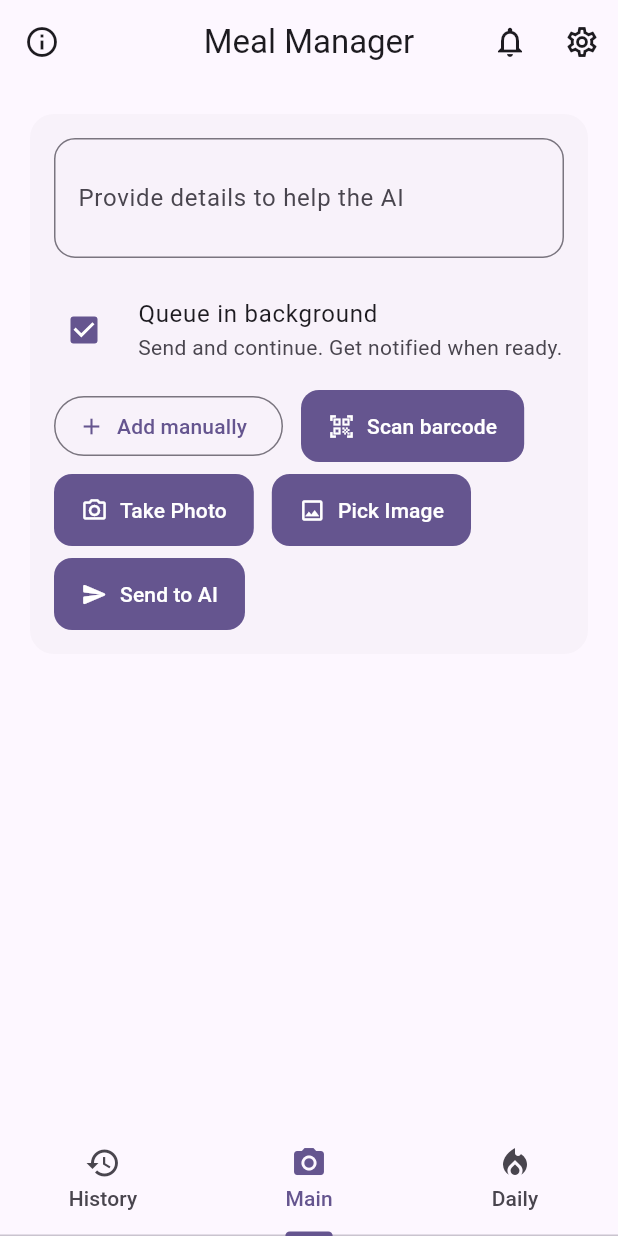
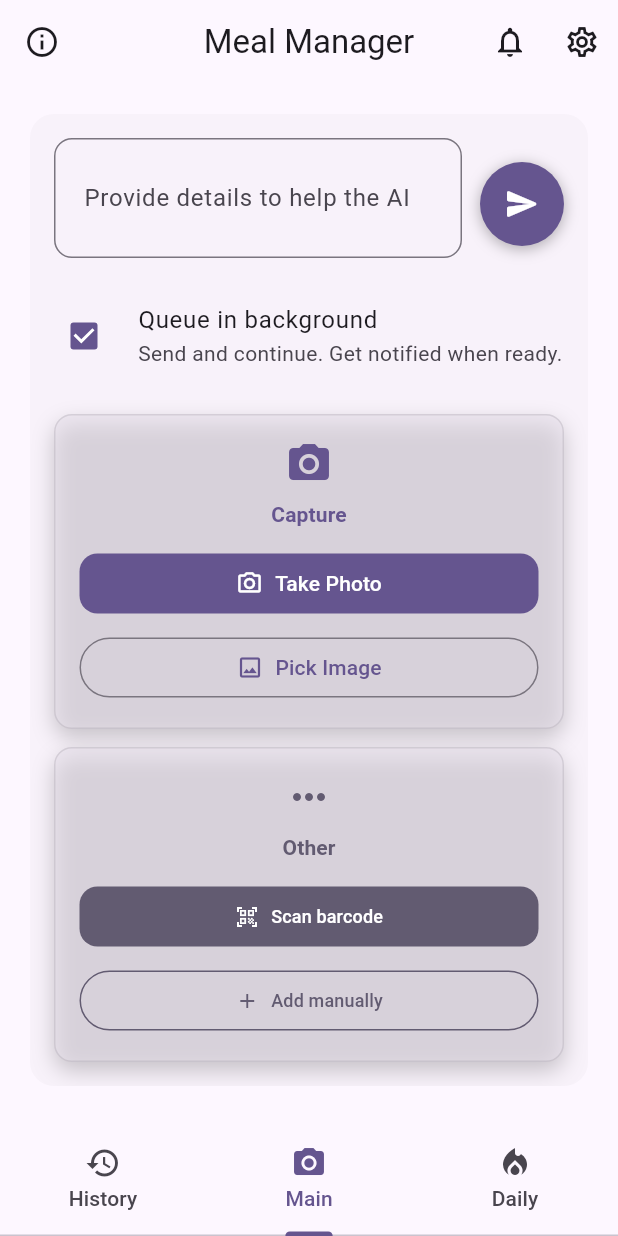
Before and after one commit to hectarox/NutriLens, a Flutter app: the MainScreen screen opened directly, item 2 of the bottom bar chosen, on a phone screen of 412 x 824 dp. Run offline on Flutter 3.47's test engine with Material 3 defaults, Android fonts, the phone set to English and light mode, and no system bars; drawn by our look-alikes of dynamic_color; our stand-ins replace file_picker, flutter_dotenv, flutter_markdown, font_awesome_flutter, image_picker, package_info_plus and 1 more; missing offline and left inert: health, mobile_scanner; accounts and stored records are empty; network calls fail.

Commit message:
Complete UI redesign: Enhanced meal manager with responsive layout
Major Visual Improvements:
- Redesigned input field with circular purple send button and perfect
alignment
- Replaced scattered button layout with organized card-based design
- Added professional depth shadows to action cards for modern appearance
- Improved button styling with better icons and consistent theming

Responsive Layout System:
- Implemented LayoutBuilder for adaptive side-by-side vs vertical layout
- Auto-switches to vertical stack on narrow screens (≤400px width)
- Maintains balanced card heights with smart font sizing
- Prevents text wrapping issues with smaller fonts for longer button
labels

Enhanced User Experience:
- Purple circular send button with white icon positioned next to input
field
- Organized actions into 'Capture' and 'Other' themed sections
- All buttons always visible with smart feedback for web mode
limitations
- Better camera icon (photo_camera) and improved text visibility
- Consistent Material Design 3 theming throughout

 Technical Improvements:
- Extracted reusable card widgets (_buildCaptureCard, _buildOtherCard)
- Added responsive breakpoint detection for optimal layout
- Improved accessibility with better contrast and readable text
- Cross-platform compatibility with platform-specific feature detection

This redesign transforms the basic button layout into a professional,
modern interface that adapts beautifully to all screen sizes while
maintaining excellent usability and visual appeal.

```diff
--- a/lib/main.dart
+++ b/lib/main.dart
@@ -1447,6 +1447,175 @@ class _MainScreenState extends State<MainScreen> with SingleTickerProviderStateM
     return 'http://141.145.210.115:3007';
   }
 
+  // Check if camera is available on this platform
+  bool get canUseCamera => !kIsWeb && !(Platform.isLinux || Platform.isWindows || Platform.isMacOS);
+
+  // Build capture card widget
+  Widget _buildCaptureCard() {
+    final s = S.of(context);
+    return Container(
+      padding: const EdgeInsets.all(16),
+      decoration: BoxDecoration(
+        color: Theme.of(context).colorScheme.surfaceVariant.withOpacity(0.5),
+        borderRadius: BorderRadius.circular(12),
+        border: Border.all(
+          color: Theme.of(context).colorScheme.outline.withOpacity(0.2),
+        ),
+        boxShadow: [
+          // Black shadow behind
+          BoxShadow(
+            color: Colors.black.withOpacity(0.2),
+            blurRadius: 12,
+            offset: const Offset(0, 6),
+          ),
+        ],
+      ),
+      child: Column(
+        children: [
+          Icon(
+            Icons.photo_camera,
+            size: 32,
+            color: Theme.of(context).colorScheme.primary,
+          ),
+          const SizedBox(height: 8),
+          Text(
+            'Capture',
+            style: Theme.of(context).textTheme.titleSmall?.copyWith(
+              color: Theme.of(context).colorScheme.primary,
+              fontWeight: FontWeight.w600,
+            ),
+          ),
+          const SizedBox(height: 12),
+          Column(
+            children: [
+              // Always show take photo button
+              SizedBox(
+                width: double.infinity,
+                child: FilledButton.icon(
+                  onPressed: canUseCamera ? _captureImage : () {
+                    ScaffoldMessenger.of(context).showSnackBar(
+                      SnackBar(content: Text('Camera not available in web mode')),
+                    );
+                  },
+                  icon: const Icon(Icons.photo_camera_outlined, size: 18),
+                  label: Text(s.takePhoto),
+                  style: FilledButton.styleFrom(
+                    backgroundColor: canUseCamera
+                      ? null // Use default primary color
+                      : Theme.of(context).colorScheme.primary.withOpacity(0.6),
+                    foregroundColor: canUseCamera
+                      ? null // Use default onPrimary color
+                      : Colors.white,
+                    padding: const EdgeInsets.symmetric(vertical: 8, horizontal: 12),
+                  ),
+                ),
+              ),
+              const SizedBox(height: 8),
+              SizedBox(
+                width: double.infinity,
+                child: OutlinedButton.icon(
+                  onPressed: _pickImage,
+                  icon: const Icon(Icons.image_outlined, size: 18),
+                  label: Text(s.pickImage),
+                  style: OutlinedButton.styleFrom(
+                    padding: const EdgeInsets.symmetric(vertical: 8, horizontal: 12),
+                  ),
+                ),
+              ),
+            ],
+          ),
+        ],
+      ),
+    );
+  }
+
+  // Build other actions card widget with smaller font for long text
+  Widget _buildOtherCard() {
+    final s = S.of(context);
+    return Container(
+      padding: const EdgeInsets.all(16),
+      decoration: BoxDecoration(
+        color: Theme.of(context).colorScheme.surfaceVariant.withOpacity(0.5),
+        borderRadius: BorderRadius.circular(12),
+        border: Border.all(
+          color: Theme.of(context).colorScheme.outline.withOpacity(0.2),
+        ),
+        boxShadow: [
+          // Black shadow behind
+          BoxShadow(
+            color: Colors.black.withOpacity(0.2),
+            blurRadius: 12,
+            offset: const Offset(0, 6),
+          ),
+        ],
+      ),
+      child: Column(
+        children: [
+          Icon(
+            Icons.more_horiz,
+            size: 32,
+            color: Theme.of(context).colorScheme.secondary,
+          ),
+          const SizedBox(height: 8),
+          Text(
+            'Other',
+            style: Theme.of(context).textTheme.titleSmall?.copyWith(
+              color: Theme.of(context).colorScheme.secondary,
+              fontWeight: FontWeight.w600,
+            ),
+          ),
+          const SizedBox(height: 12),
+          Column(
+            children: [
+              // Always show scan barcode button with smaller font
+              SizedBox(
+                width: double.infinity,
+                child: FilledButton.icon(
+                  onPressed: canUseCamera ? _scanBarcode : () {
+                    ScaffoldMessenger.of(context).showSnackBar(
+                      SnackBar(content: Text('Barcode scanning not available in web mode')),
+                    );
+                  },
+                  icon: const Icon(Icons.qr_code_scanner, size: 16),
+                  label: Text(
+                    s.scanBarcode,
+                    style: const TextStyle(fontSize: 12), // Smaller font to prevent wrapping
+                  ),
+                  style: FilledButton.styleFrom(
+                    backgroundColor: canUseCamera
+                      ? Theme.of(context).colorScheme.secondary
+                      : Theme.of(context).colorScheme.secondary.withOpacity(0.6),
+                    foregroundColor: canUseCamera
+                      ? Theme.of(context).colorScheme.onSecondary
+                      : Colors.white,
+                    padding: const EdgeInsets.symmetric(vertical: 8, horizontal: 8),
+                  ),
+                ),
+              ),
+              const SizedBox(height: 8),
+              SizedBox(
+                width: double.infinity,
+                child: OutlinedButton.icon(
+                  onPressed: _addManualFood,
+                  icon: const Icon(Icons.add, size: 16),
+                  label: Text(
+                    s.addManual,
+                    style: const TextStyle(fontSize: 12), // Smaller font to prevent wrapping
+                  ),
+                  style: OutlinedButton.styleFrom(
+                    side: BorderSide(color: Theme.of(context).colorScheme.secondary),
+                    foregroundColor: Theme.of(context).colorScheme.secondary,
+                    padding: const EdgeInsets.symmetric(vertical: 8, horizontal: 8),
+                  ),
+                ),
+              ),
+            ],
+          ),
+        ],
+      ),
+    );
+  }
+
   @override
   Widget build(BuildContext context) {
     final scheme = Theme.of(context).colorScheme;
@@ -1873,7 +2042,6 @@ class _MainScreenState extends State<MainScreen> with SingleTickerProviderStateM
 
   Widget _buildMainTab() {
     final s = S.of(context);
-    final canUseCamera = !kIsWeb && !(Platform.isLinux || Platform.isWindows || Platform.isMacOS);
     return ListView(
       padding: const EdgeInsets.all(16),
       children: [
@@ -1898,15 +2066,71 @@ class _MainScreenState extends State<MainScreen> with SingleTickerProviderStateM
             child: Column(
               crossAxisAlignment: CrossAxisAlignment.stretch,
               children: [
-                TextField(
-                  controller: _controller,
-                  maxLines: 2,
-                  decoration: InputDecoration(
-                    labelText: s.describeMeal,
-                    hintText: s.describeMealHint,
-                  ),
+                // Enhanced input field with integrated Send button
+                Row(
+                  crossAxisAlignment: CrossAxisAlignment.end,
+                  children: [
+                    Expanded(
+                      child: TextField(
+                        controller: _controller,
+                        maxLines: 2,
+                        decoration: InputDecoration(
+                          labelText: s.describeMeal,
+                          hintText: s.describeMealHint,
+                          border: OutlineInputBorder(
+                            borderRadius: BorderRadius.circular(12),
+                          ),
+                          contentPadding: const EdgeInsets.all(16),
+                        ),
+                      ),
+                    ),
+                    const SizedBox(width: 12),
+                    // Circular Send to AI button - aligned with bottom of text field
+                    Padding(
+                      padding: const EdgeInsets.only(bottom: 8),
+                      child: Container(
+                        width: 56,
+                        height: 56,
+                        decoration: BoxDecoration(
+                          color: Theme.of(context).colorScheme.primary,
+                          shape: BoxShape.circle,
+                          boxShadow: [
+                            BoxShadow(
+                              color: Colors.black.withOpacity(0.3),
+                              blurRadius: 8,
+                              offset: const Offset(0, 2),
+                            ),
+                          ],
+                        ),
+                        child: Material(
+                          color: Colors.transparent,
+                          shape: const CircleBorder(),
+                          child: InkWell(
+                            customBorder: const CircleBorder(),
+                            onTap: (_loading && !_queueMode) ? null : _sendOrQueue,
+                            child: Center(
+                              child: _loading && !_queueMode
+                                  ? const SizedBox(
+                                      width: 20,
+                                      height: 20,
+                                      child: CircularProgressIndicator(
+                                        strokeWidth: 2,
+                                        valueColor: AlwaysStoppedAnimation<Color>(Colors.white),
+                                      ),
+                                    )
+                                  : const Icon(
+                                      Icons.send_rounded,
+                                      color: Colors.white,
+                                      size: 24,
+                                    ),
+                            ),
+                          ),
+                        ),
+                      ),
+                    ),
+                  ],
                 ),
-                const SizedBox(height: 12),
+                const SizedBox(height: 16),
                 CheckboxListTile(
                   value: _queueMode,
                   onChanged: (v) async {
@@ -1920,39 +2144,35 @@ class _MainScreenState extends State<MainScreen> with SingleTickerProviderStateM
                   subtitle: Text(S.of(context).queueInBackgroundHint),
                   controlAffinity: ListTileControlAffinity.leading,
                 ),
-                const SizedBox(height: 4),
-                Wrap(
-                  spacing: 12,
-                  runSpacing: 8,
-                  children: [
-                    OutlinedButton.icon(
-                      onPressed: _addManualFood,
-                      icon: const Icon(Icons.add),
-                      label: Text(s.addManual),
-                    ),
-                    if (canUseCamera)
-                      FilledButton.icon(
-                        onPressed: _scanBarcode,
-                        icon: const Icon(Icons.qr_code_scanner),
-                        label: Text(s.scanBarcode),
-                      ),
-                    if (canUseCamera)
-                      FilledButton.icon(
-                        onPressed: _captureImage,
-                        icon: const Icon(Icons.photo_camera_outlined),
-                        label: Text(s.takePhoto),
-                      ),
-                    FilledButton.icon(
-                      onPressed: _pickImage,
-                      icon: const Icon(Icons.image_outlined),
-                      label: Text(s.pickImage),
-                    ),
-                    FilledButton.icon(
-                      onPressed: (_loading && !_queueMode) ? null : _sendOrQueue,
-                      icon: const Icon(Icons.send_rounded),
-                      label: Text((_loading && !_queueMode) ? s.sending : s.sendToAI),
-                    ),
-                  ],
+                const SizedBox(height: 16),
+                // Enhanced action buttons with responsive layout
+                LayoutBuilder(
+                  builder: (context, constraints) {
+                    // Check if we have enough width for side-by-side layout
+                    final isWideEnough = constraints.maxWidth > 400;
+
+                    if (isWideEnough) {
+                      // Side-by-side layout for wider screens
+                      return Row(
+                        children: [
+                          // Image capture section
+                          Expanded(child: _buildCaptureCard()),
+                          const SizedBox(width: 12),
+                          // Other actions section
+                          Expanded(child: _buildOtherCard()),
+                        ],
+                      );
+                    } else {
+                      // Vertical stack for narrow screens
+                      return Column(
+                        children: [
+                          _buildCaptureCard(),
+                          const SizedBox(height: 12),
+                          _buildOtherCard(),
+                        ],
+                      );
+                    }
+                  },
                 ),
                 if (_image != null) ...[
                   const SizedBox(height: 12),
```
